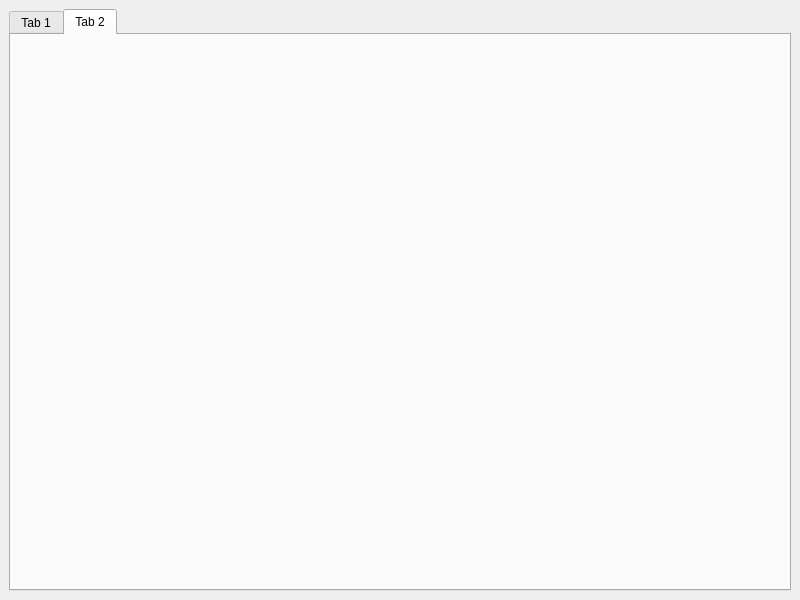
The window that Sara/mainwindow.ui (dhiaabdelli1/Wedding_planner_2A1) describes before a commit, drawn with Qt 5.
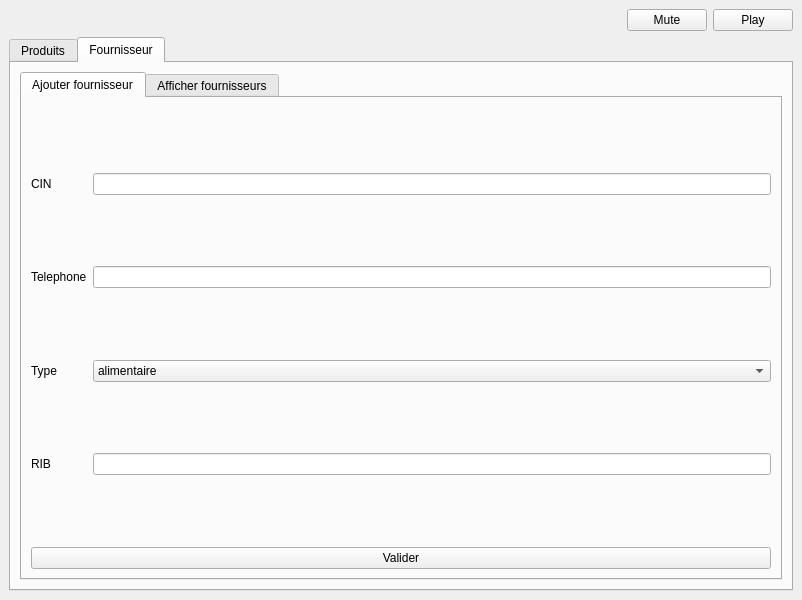
The same window after the commit. The open tabs and pages were chosen to show the change.

The edit to the form file:
```diff
--- a/Sara/mainwindow.ui
+++ b/Sara/mainwindow.ui
@@ -6,7 +6,7 @@
    <rect>
     <x>0</x>
     <y>0</y>
-    <width>800</width>
+    <width>802</width>
     <height>600</height>
    </rect>
   </property>
@@ -16,6 +16,42 @@
   <widget class="QWidget" name="centralwidget">
    <layout class="QVBoxLayout" name="verticalLayout">
     <item>
+     <layout class="QVBoxLayout" name="verticalLayout_10">
+      <item>
+       <layout class="QHBoxLayout" name="horizontalLayout_5">
+        <item>
+         <spacer name="horizontalSpacer">
+          <property name="orientation">
+           <enum>Qt::Horizontal</enum>
+          </property>
+          <property name="sizeHint" stdset="0">
+           <size>
+            <width>40</width>
+            <height>20</height>
+           </size>
+          </property>
+         </spacer>
+        </item>
+        <item>
+         <widget class="QPushButton" name="muteSound">
+          <property name="text">
+           <string>Mute</string>
+          </property>
+          <property name="checkable">
+           <bool>false</bool>
+          </property>
+         </widget>
+        </item>
+        <item>
+         <widget class="QPushButton" name="actionSound">
+          <property name="text">
+           <string>Play</string>
+          </property>
+         </widget>
+        </item>
+       </layout>
+      </item>
+      <item>
      <widget class="QTabWidget" name="tabWidget">
       <property name="currentIndex">
        <number>0</number>
@@ -34,7 +70,7 @@
         <bool>false</bool>
        </property>
        <attribute name="title">
-        <string>Tab 1</string>
+          <string>Produits</string>
        </attribute>
        <layout class="QHBoxLayout" name="horizontalLayout_6">
         <item>
@@ -225,10 +261,232 @@
       </widget>
       <widget class="QWidget" name="tab_2">
        <attribute name="title">
-        <string>Tab 2</string>
-       </attribute>
-      </widget>
-     </widget>
+          <string>Fournisseur</string>
+         </attribute>
+         <layout class="QVBoxLayout" name="verticalLayout_8">
+          <item>
+           <layout class="QVBoxLayout" name="verticalLayout_6">
+            <item>
+             <widget class="QTabWidget" name="tabWidget_3">
+              <property name="currentIndex">
+               <number>1</number>
+              </property>
+              <widget class="QWidget" name="tab_5">
+               <attribute name="title">
+                <string>Ajouter fournisseur</string>
+               </attribute>
+               <layout class="QVBoxLayout" name="verticalLayout_12">
+                <item>
+                 <layout class="QFormLayout" name="formLayout_2">
+                  <item row="1" column="0">
+                   <widget class="QLabel" name="label_6">
+                    <property name="text">
+                     <string>CIN</string>
+                    </property>
+                   </widget>
+                  </item>
+                  <item row="1" column="1">
+                   <widget class="QLineEdit" name="lineEdit_CIN"/>
+                  </item>
+                  <item row="2" column="0">
+                   <spacer name="verticalSpacer">
+                    <property name="orientation">
+                     <enum>Qt::Vertical</enum>
+                    </property>
+                    <property name="sizeHint" stdset="0">
+                     <size>
+                      <width>20</width>
+                      <height>40</height>
+                     </size>
+                    </property>
+                   </spacer>
+                  </item>
+                  <item row="3" column="0">
+                   <widget class="QLabel" name="label_7">
+                    <property name="text">
+                     <string>Telephone</string>
+                    </property>
+                   </widget>
+                  </item>
+                  <item row="3" column="1">
+                   <widget class="QLineEdit" name="lineEdit_tel"/>
+                  </item>
+                  <item row="4" column="0">
+                   <spacer name="verticalSpacer_2">
+                    <property name="orientation">
+                     <enum>Qt::Vertical</enum>
+                    </property>
+                    <property name="sizeHint" stdset="0">
+                     <size>
+                      <width>20</width>
+                      <height>40</height>
+                     </size>
+                    </property>
+                   </spacer>
+                  </item>
+                  <item row="5" column="0">
+                   <widget class="QLabel" name="label_8">
+                    <property name="text">
+                     <string>Type</string>
+                    </property>
+                   </widget>
+                  </item>
+                  <item row="6" column="0">
+                   <spacer name="verticalSpacer_3">
+                    <property name="orientation">
+                     <enum>Qt::Vertical</enum>
+                    </property>
+                    <property name="sizeHint" stdset="0">
+                     <size>
+                      <width>20</width>
+                      <height>40</height>
+                     </size>
+                    </property>
+                   </spacer>
+                  </item>
+                  <item row="7" column="0">
+                   <widget class="QLabel" name="label_9">
+                    <property name="text">
+                     <string>RIB</string>
+                    </property>
+                   </widget>
+                  </item>
+                  <item row="7" column="1">
+                   <widget class="QLineEdit" name="lineEdit_RIB"/>
+                  </item>
+                  <item row="8" column="0">
+                   <spacer name="verticalSpacer_4">
+                    <property name="orientation">
+                     <enum>Qt::Vertical</enum>
+                    </property>
+                    <property name="sizeHint" stdset="0">
+                     <size>
+                      <width>20</width>
+                      <height>40</height>
+                     </size>
+                    </property>
+                   </spacer>
+                  </item>
+                  <item row="0" column="0">
+                   <spacer name="verticalSpacer_5">
+                    <property name="orientation">
+                     <enum>Qt::Vertical</enum>
+                    </property>
+                    <property name="sizeHint" stdset="0">
+                     <size>
+                      <width>20</width>
+                      <height>40</height>
+                     </size>
+                    </property>
+                   </spacer>
+                  </item>
+                  <item row="5" column="1">
+                   <widget class="QComboBox" name="comboBox_type_f">
+                    <item>
+                     <property name="text">
+                      <string>alimentaire</string>
+                     </property>
+                    </item>
+                    <item>
+                     <property name="text">
+                      <string>decorations</string>
+                     </property>
+                    </item>
+                   </widget>
+                  </item>
+                 </layout>
+                </item>
+                <item>
+                 <widget class="QPushButton" name="pushButton_val_2">
+                  <property name="text">
+                   <string>Valider</string>
+                  </property>
+                 </widget>
+                </item>
+               </layout>
+              </widget>
+              <widget class="QWidget" name="tab_6">
+               <attribute name="title">
+                <string>Afficher fournisseurs</string>
+               </attribute>
+               <layout class="QVBoxLayout" name="verticalLayout_14">
+                <item>
+                 <layout class="QVBoxLayout" name="verticalLayout_13">
+                  <item>
+                   <layout class="QHBoxLayout" name="horizontalLayout">
+                    <item>
+                     <widget class="QLineEdit" name="lineEdit_rechercher_2"/>
+                    </item>
+                    <item>
+                     <widget class="QPushButton" name="pushButton_rechercher_2">
+                      <property name="text">
+                       <string>Rechercher</string>
+                      </property>
+                     </widget>
+                    </item>
+                    <item>
+                     <widget class="QPushButton" name="pushButton_trier_2">
+                      <property name="text">
+                       <string>Trier</string>
+                      </property>
+                     </widget>
+                    </item>
+                   </layout>
+                  </item>
+                 </layout>
+                </item>
+                <item>
+                 <widget class="QLabel" name="label_10">
+                  <property name="text">
+                   <string>Liste des fournisseurs</string>
+                  </property>
+                 </widget>
+                </item>
+                <item>
+                 <widget class="QTableView" name="tableView_Fournisseurs"/>
+                </item>
+                <item>
+                 <widget class="QPushButton" name="pushButton_afficher_2">
+                  <property name="text">
+                   <string>Afficher tout</string>
+                  </property>
+                 </widget>
+                </item>
+                <item>
+                 <widget class="QPushButton" name="pushButton_modifier_2">
+                  <property name="text">
+                   <string>Modifier</string>
+                  </property>
+                  <property name="checkable">
+                   <bool>true</bool>
+                  </property>
+                 </widget>
+                </item>
+                <item>
+                 <widget class="QPushButton" name="pushButton_supp_2">
+                  <property name="text">
+                   <string>Supprimer</string>
+                  </property>
+                 </widget>
+                </item>
+                <item>
+                 <widget class="QPushButton" name="pushButton_exporter_2">
+                  <property name="text">
+                   <string>Exporter liste en pdf et imprimer</string>
+                  </property>
+                 </widget>
+                </item>
+               </layout>
+              </widget>
+             </widget>
+            </item>
+           </layout>
+          </item>
+         </layout>
+        </widget>
+       </widget>
+      </item>
+     </layout>
     </item>
    </layout>
   </widget>
```
Left out of the diff: 255 changed lines with no effect on the pictures. Lines whose indentation alone changed are shown as unchanged.
